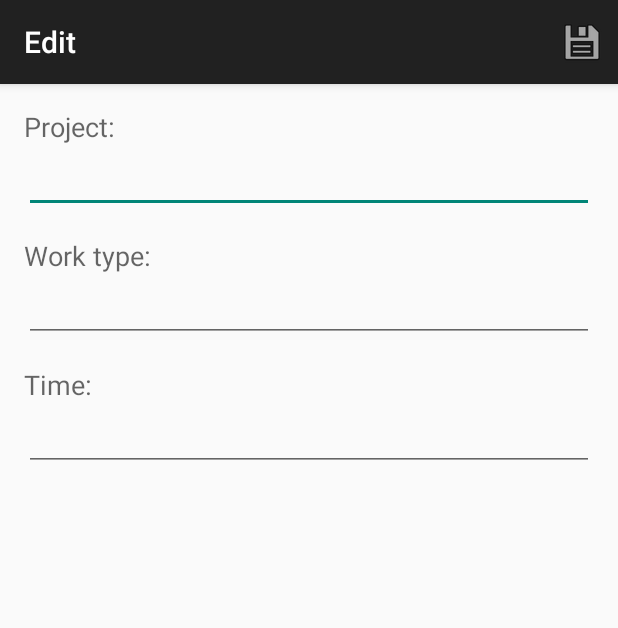
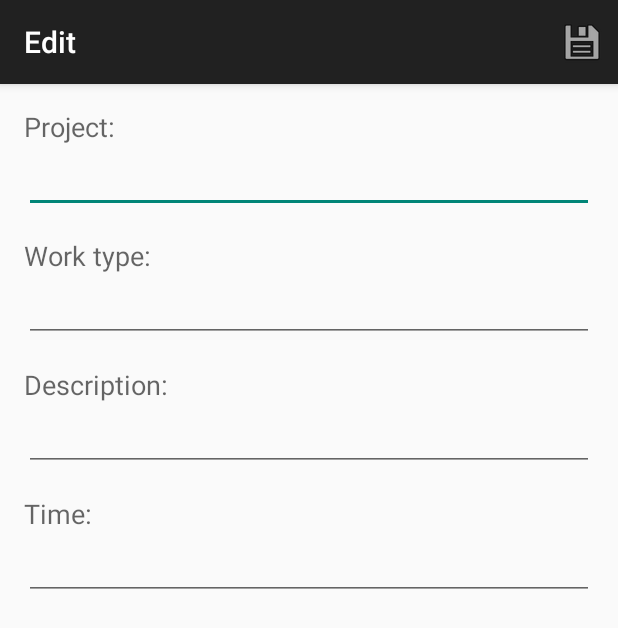
Before and after one commit to jdewinne/xtime-android, an Android app: the EditTimeSheetFragment screen opened directly, with no data from a screen before it, on a phone screen of 412 x 824 dp. Shown: the top 628 px of the screen. Run offline under Robolectric (Android 15) with nearby library versions, the phone set to English and light mode, and no system bars.

```diff
--- a/app/src/main/res/layout/fragment_edit_time_cell.xml
+++ b/app/src/main/res/layout/fragment_edit_time_cell.xml
@@ -1,4 +1,5 @@
-<LinearLayout xmlns:android="http://schemas.android.com/apk/res/android"
+<LinearLayout
+    xmlns:android="http://schemas.android.com/apk/res/android"
     xmlns:tools="http://schemas.android.com/tools"
     android:layout_width="match_parent"
     android:layout_height="match_parent"
@@ -9,26 +10,25 @@
     android:orientation="vertical"
     tools:context="com.xebia.xtime.editor.EditTimeSheetFragment">
 
-
     <TextView
+        android:id="@+id/project_label"
         android:layout_width="wrap_content"
         android:layout_height="wrap_content"
         android:textAppearance="?android:attr/textAppearanceMedium"
-        android:text="@string/editor_project_label"
-        android:id="@+id/project_label"/>
+        android:text="@string/editor_project_label"/>
 
     <EditText
+        android:id="@+id/project"
         android:layout_width="match_parent"
         android:layout_height="wrap_content"
-        android:layout_marginBottom="16dp"
-        android:id="@+id/project"/>
+        android:layout_marginBottom="16dp"/>
 
     <TextView
+        android:id="@+id/work_type_label"
         android:layout_width="wrap_content"
         android:layout_height="wrap_content"
         android:textAppearance="?android:attr/textAppearanceMedium"
-        android:text="@string/editor_work_type_label"
-        android:id="@+id/work_type_label"/>
+        android:text="@string/editor_work_type_label"/>
 
     <EditText
         android:layout_width="match_parent"
@@ -37,16 +37,30 @@
         android:id="@+id/work_type"/>
 
     <TextView
+        android:id="@+id/description_label"
         android:layout_width="wrap_content"
         android:layout_height="wrap_content"
         android:textAppearance="?android:attr/textAppearanceMedium"
-        android:text="@string/editor_time_label"
-        android:id="@+id/time_label"/>
+        android:text="@string/editor_descr_label"/>
 
     <EditText
+        android:id="@+id/description"
         android:layout_width="match_parent"
         android:layout_height="wrap_content"
         android:layout_marginBottom="16dp"
-        android:inputType="time"
-        android:id="@+id/time"/>
+        android:inputType="textCapSentences"/>
+
+    <TextView
+        android:id="@+id/time_label"
+        android:layout_width="wrap_content"
+        android:layout_height="wrap_content"
+        android:textAppearance="?android:attr/textAppearanceMedium"
+        android:text="@string/editor_time_label"/>
+
+    <EditText
+        android:id="@+id/time"
+        android:layout_width="match_parent"
+        android:layout_height="wrap_content"
+        android:layout_marginBottom="16dp"
+        android:inputType="numberDecimal"/>
 </LinearLayout>
--- a/app/src/main/res/values/strings.xml
+++ b/app/src/main/res/values/strings.xml
@@ -15,12 +15,14 @@
     <string name="week_overview_busy">Loading data…</string>
     <!-- day overview activity -->
     <string name="title_activity_day_overview">Day Overview</string>
-    <!-- day overview activity -->
-    <string name="hello_world">Hello world!</string>
+    <!-- Strings related to time cell editor -->
     <string name="title_activity_edit_time_cell">Edit</string>
     <string name="editor_project_label">Project:</string>
+    <string name="editor_descr_label">Description:</string>
     <string name="editor_work_type_label">Work type:</string>
     <string name="editor_time_label">Time:</string>
     <string name="action_save">Save</string>
+    <string name="error_invalid_time">Please enter a valid time</string>
+    <string name="toast_request_failed">Request failed</string>
 
 </resources>
```
Also changed, not shown: app/src/main/java/com/xebia/xtime/editor/EditTimeSheetFragment.java (+59 -4 lines). Lines whose indentation alone changed are shown as unchanged.
